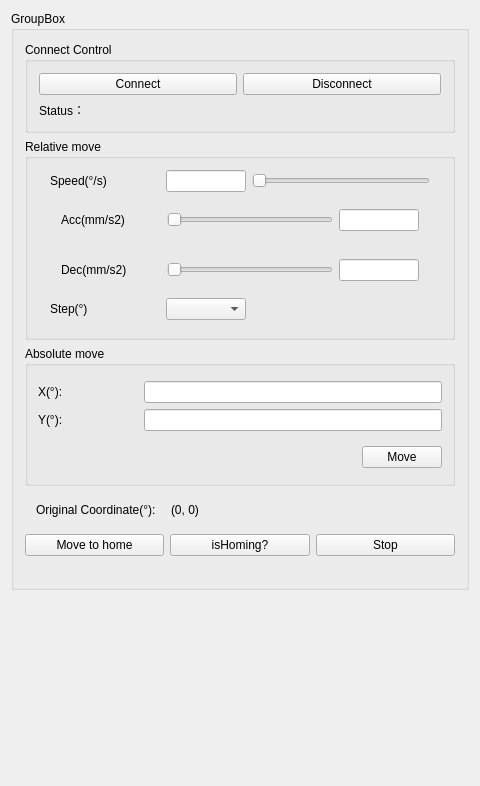
Above: src/plugins/MAalignment/DeviceControlWidget.ui from zhedongml/JiaHe before the change. Below: the same form after it.
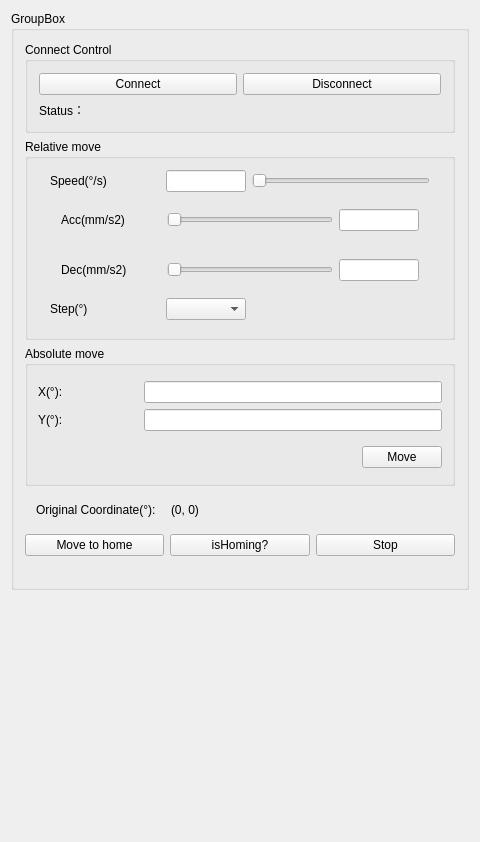
That is the form after the change. Custom widgets are drawn as their Qt base class.

Commit message: update axis mark label

```diff
--- a/src/plugins/MAalignment/DeviceControlWidget.ui
+++ b/src/plugins/MAalignment/DeviceControlWidget.ui
@@ -7,7 +7,7 @@
     <x>0</x>
     <y>0</y>
     <width>480</width>
-    <height>786</height>
+    <height>842</height>
    </rect>
   </property>
   <property name="windowTitle">
@@ -560,6 +560,28 @@
      </layout>
     </widget>
    </item>
+   <item>
+    <widget class="QLabel" name="markLabel">
+     <property name="sizePolicy">
+      <sizepolicy hsizetype="Expanding" vsizetype="Preferred">
+       <horstretch>0</horstretch>
+       <verstretch>0</verstretch>
+      </sizepolicy>
+     </property>
+     <property name="minimumSize">
+      <size>
+       <width>300</width>
+       <height>200</height>
+      </size>
+     </property>
+     <property name="text">
+      <string/>
+     </property>
+     <property name="alignment">
+      <set>Qt::AlignCenter</set>
+     </property>
+    </widget>
+   </item>
    <item>
     <spacer name="verticalSpacer">
      <property name="orientation">
```
The commit also changes 6 other files.
